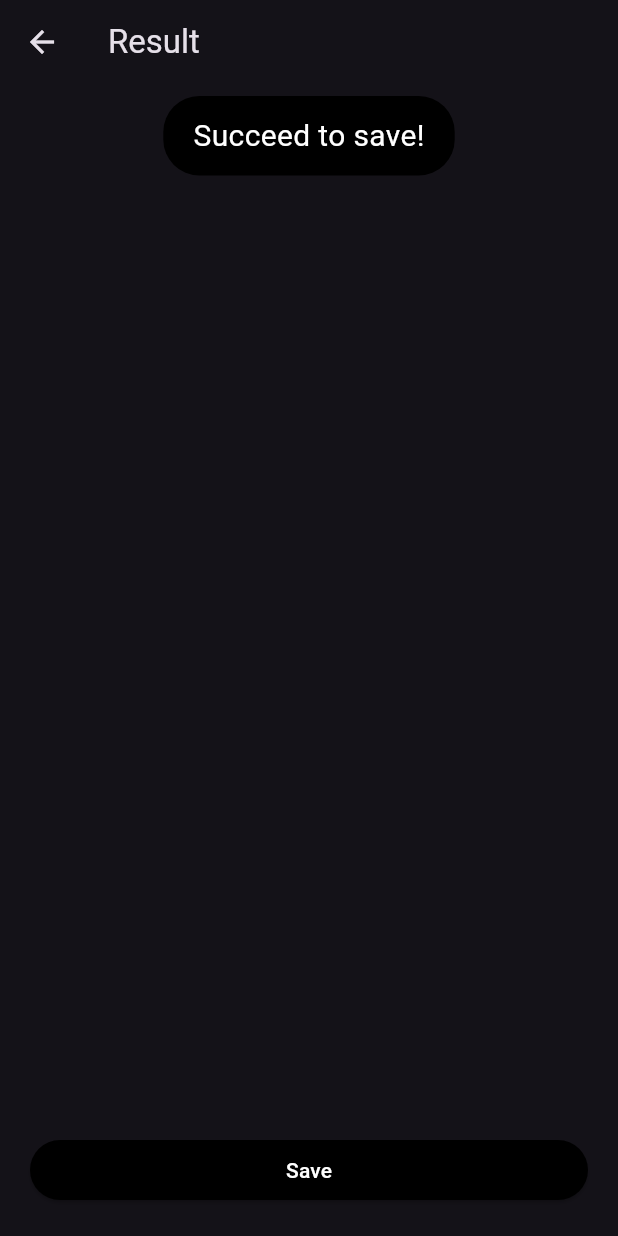
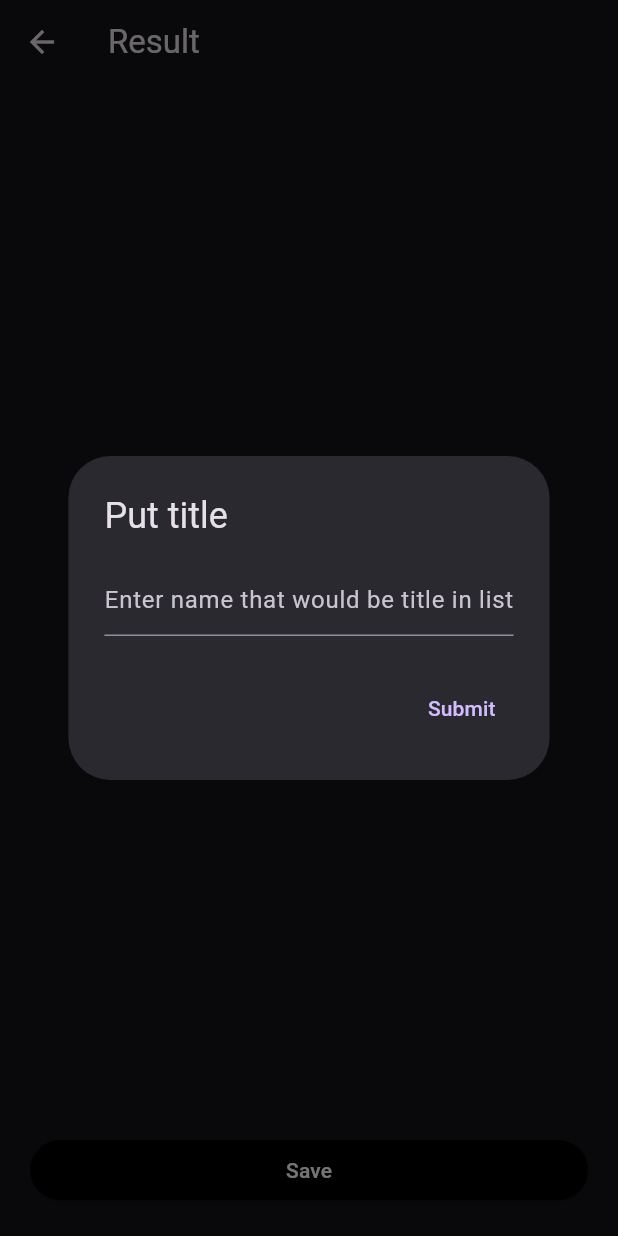
Before and after one commit to minkukjo/bookamera, a Flutter app: the RecognitionResultView screen opened directly with empty values, after a tap on "Save", on a phone screen of 412 x 824 dp. Run offline on Flutter 3.47's test engine with Material 3 defaults, Android fonts, the phone set to English and light mode, and no system bars; our stand-ins replace camera, fluttertoast, image_cropper, shared_preferences; missing offline and left inert: google_mlkit_text_recognition; accounts and stored records are empty.

Commit message:
Add title input dialog

```diff
--- a/lib/view/recognition_result.dart
+++ b/lib/view/recognition_result.dart
@@ -20,7 +20,7 @@ class RecognitionResultView extends StatelessWidget {
         padding: const EdgeInsets.all(20),
         child: ElevatedButton(
           onPressed: () async {
-            toastMessage();
+            await openDialog(context);
             final SharedPreferences prefs =
                 await SharedPreferences.getInstance();
             final List<String>? phrases = prefs.getStringList("phrases");
@@ -43,6 +43,25 @@ class RecognitionResultView extends StatelessWidget {
       ),
     );
   }
+
+  Future openDialog(context) => showDialog(
+        context: context,
+        builder: (context) => AlertDialog(
+          title: const Text("Put title"),
+          content: const TextField(
+            decoration: InputDecoration(
+                hintText: "Enter name that would be title in list"),
+          ),
+          actions: [
+            TextButton(
+                onPressed: () {
+                  Navigator.of(context).pop();
+                  toastMessage();
+                },
+                child: const Text("Submit"))
+          ],
+        ),
+      );
 }
 
 void toastMessage() {
```
Also changed, not shown: lib/view/phrase_list.dart (+8 -5 lines).
